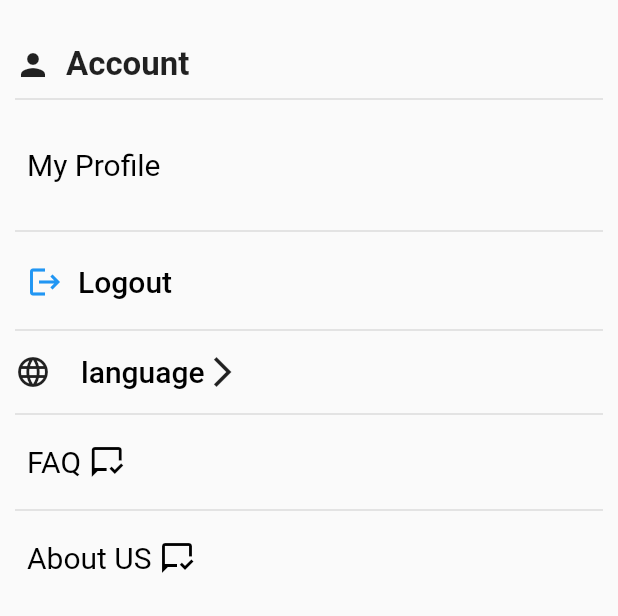
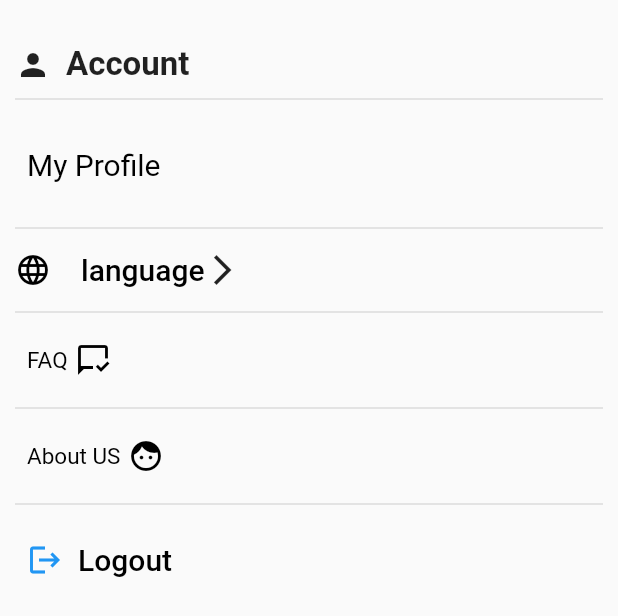
Before and after one commit to SaifHamdi/finalEazydoctor, a Flutter app: the SettingTab widget shown alone on an empty page, opened directly, on a phone screen of 412 x 824 dp. Shown: the top 616 px of the screen. Run offline on Flutter 3.47's test engine with Material 2 defaults, Android fonts, the phone set to English and light mode, and no system bars; our stand-ins replace firebase_auth, firebase_core, font_awesome_flutter, google_sign_in; missing offline and left inert: flutter_alarm_clock; accounts and stored records are empty; network calls fail.

Commit message:
settingss

```diff
--- a/lib/Setting/SettingTap.dart
+++ b/lib/Setting/SettingTap.dart
@@ -34,7 +34,39 @@ class SettingTab extends StatelessWidget {
                   child:Text('My Profile',style: TextStyle(fontSize: 20.0,fontWeight: FontWeight.normal,color: Colors.black) ,),)),
               ),
               SizedBox(height: 10,),
-              Divider(height: 20,thickness: 1,),
+              Divider(thickness: 1,),
+              Container(color:MyThemeData.primaryColor,
+                child: Row(
+                  children: [
+                    Icon(Icons.language,color:Colors.black,),
+                    builAccountOption(context, 'language'),
+                  ],
+                ),
+              ),
+              Divider(thickness: 1,),
+              Container(alignment: Alignment.topLeft,
+                color:MyThemeData.primaryColor,
+                child: TextButton(onPressed:(){}, child: Container(
+                  child:Row(
+                    children: [
+                      Text('FAQ',style: TextStyle(fontSize: 15.0,fontWeight: FontWeight.normal,color: Colors.black) ,),SizedBox(width: 5,),
+                      Icon(Icons.mark_chat_read_outlined,color: Colors.black,),
+                    ],
+                  ),)),
+              ),
+              Divider(thickness: 1,),
+              Container(alignment: Alignment.topLeft,
+                color:MyThemeData.primaryColor,
+                child: TextButton(onPressed:(){}, child: Container(
+                  child:Row(
+                    children: [
+                      Text('About US',style: TextStyle(fontSize: 15.0,fontWeight: FontWeight.normal,color: Colors.black) ,),SizedBox(width: 5,),
+                      Icon(Icons.face,color: Colors.black,),
+                    ],
+                  ),)),
+              ),
+              Divider(thickness: 1,),
+              SizedBox(height: 5,),
               TextButton(onPressed: (){
                 FirebaseAuth.instance.signOut().then((value) {
                   print("signed out");
@@ -46,36 +78,6 @@ class SettingTab extends StatelessWidget {
                       children: [
                         Icon(Icons.logout,color: MyThemeData.primaryColor,), SizedBox(width: 10,),
                         Text('Logout',style: TextStyle(fontSize: 20.0,color: Colors.black),),],)),),
-              Divider(thickness: 1,),
-              Row(
-                children: [
-                  Icon(Icons.language,color:MyThemeData.primaryColor,),
-                  builAccountOption(context, 'language'),
-                ],
-              ),
-              Divider(thickness: 1,),
-              Container(alignment: Alignment.topLeft,
-                color:MyThemeData.primaryColor,
-                child: TextButton(onPressed:(){}, child: Container(
-                  child:Row(
-                    children: [
-                      Text('FAQ',style: TextStyle(fontSize: 20.0,fontWeight: FontWeight.normal,color: Colors.black) ,),SizedBox(width: 5,),
-                      Icon(Icons.mark_chat_read_outlined,color: Colors.black,),
-                    ],
-                  ),)),
-              ),
-              Divider(thickness: 1,),
-              Container(alignment: Alignment.topLeft,
-                color:MyThemeData.primaryColor,
-                child: TextButton(onPressed:(){}, child: Container(
-                  child:Row(
-                    children: [
-                      Text('About US',style: TextStyle(fontSize: 20.0,fontWeight: FontWeight.normal,color: Colors.black) ,),SizedBox(width: 5,),
-                      Icon(Icons.mark_chat_read_outlined,color: Colors.black,),
-                    ],
-                  ),)),
-              ),
-
              ],
           ),
       ),
```
